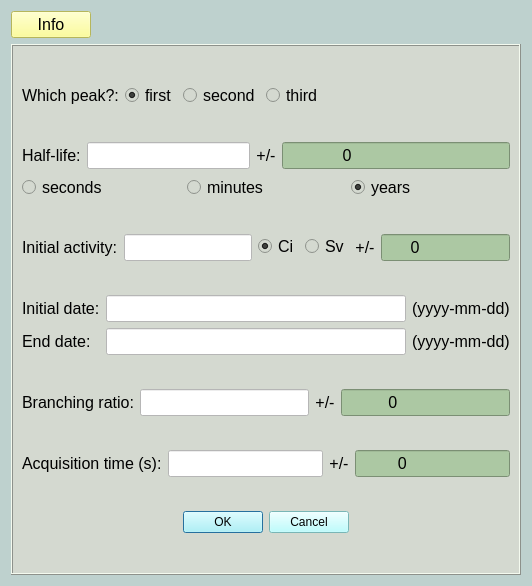
Old version of the form nasagamma/win_eff.ui in the repository mauricioAyllon/NASA-gamma.
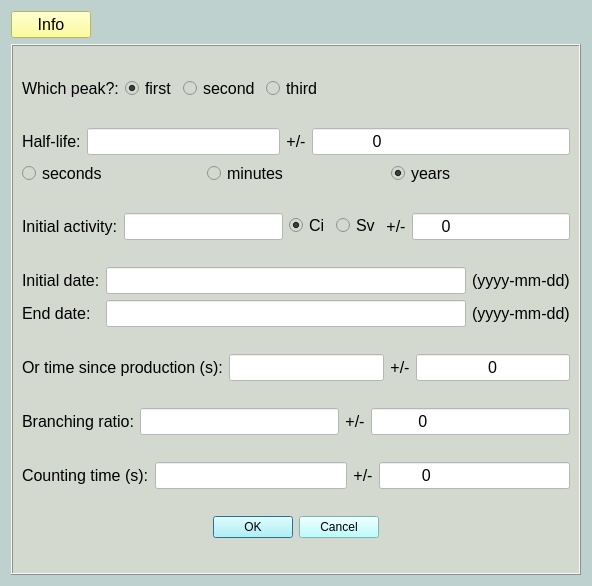
New version of the form.

Commit message: Worked on efficiency features. Propagation of uncertainties now working. Ability to input elapsed time working

Patch:
```diff
--- a/nasagamma/win_eff.ui
+++ b/nasagamma/win_eff.ui
@@ -6,7 +6,7 @@
    <rect>
     <x>0</x>
     <y>0</y>
-    <width>532</width>
+    <width>592</width>
     <height>586</height>
    </rect>
   </property>
@@ -61,7 +61,7 @@
      <property name="frameShadow">
       <enum>QFrame::Raised</enum>
      </property>
-     <layout class="QGridLayout" name="gridLayout_12">
+     <layout class="QGridLayout" name="gridLayout_13">
       <item row="0" column="0">
        <layout class="QGridLayout" name="gridLayout_5">
         <item row="0" column="1">
@@ -195,7 +195,7 @@
              </font>
             </property>
             <property name="styleSheet">
-             <string notr="true">background-color: rgb(172, 200, 163);</string>
+             <string notr="true">background-color: rgb(255, 255, 255);</string>
             </property>
             <property name="text">
              <string>             0</string>
@@ -362,7 +362,7 @@
            </font>
           </property>
           <property name="styleSheet">
-           <string notr="true">background-color: rgb(172, 200, 163);</string>
+           <string notr="true">background-color: rgb(255, 255, 255);</string>
           </property>
           <property name="text">
            <string>      0</string>
@@ -454,6 +454,64 @@
        </layout>
       </item>
       <item row="4" column="0">
+       <layout class="QGridLayout" name="gridLayout_12">
+        <item row="0" column="3">
+         <widget class="QLineEdit" name="txt_t_duration_sig">
+          <property name="font">
+           <font>
+            <pointsize>12</pointsize>
+           </font>
+          </property>
+          <property name="styleSheet">
+           <string notr="true">background-color: rgb(255, 255, 255);</string>
+          </property>
+          <property name="text">
+           <string>0</string>
+          </property>
+          <property name="alignment">
+           <set>Qt::AlignCenter</set>
+          </property>
+         </widget>
+        </item>
+        <item row="0" column="2">
+         <widget class="QLabel" name="label_6">
+          <property name="font">
+           <font>
+            <pointsize>12</pointsize>
+           </font>
+          </property>
+          <property name="text">
+           <string>&lt;html&gt;&lt;head/&gt;&lt;body&gt;&lt;p align=&quot;center&quot;&gt;+/-&lt;/p&gt;&lt;/body&gt;&lt;/html&gt;</string>
+          </property>
+         </widget>
+        </item>
+        <item row="0" column="1">
+         <widget class="QLineEdit" name="txt_t_duration">
+          <property name="font">
+           <font>
+            <pointsize>12</pointsize>
+           </font>
+          </property>
+          <property name="styleSheet">
+           <string notr="true">background-color: rgb(255, 255, 255);</string>
+          </property>
+         </widget>
+        </item>
+        <item row="0" column="0">
+         <widget class="QLabel" name="label_5">
+          <property name="font">
+           <font>
+            <pointsize>12</pointsize>
+           </font>
+          </property>
+          <property name="text">
+           <string>Or time since production (s):</string>
+          </property>
+         </widget>
+        </item>
+       </layout>
+      </item>
+      <item row="5" column="0">
        <layout class="QGridLayout" name="gridLayout_7">
         <item row="0" column="0">
          <widget class="QLabel" name="label_B">
@@ -502,7 +560,7 @@
            </font>
           </property>
           <property name="styleSheet">
-           <string notr="true">background-color: rgb(172, 200, 163);</string>
+           <string notr="true">background-color: rgb(255, 255, 255);</string>
           </property>
           <property name="text">
            <string>          0</string>
@@ -511,7 +569,7 @@
         </item>
        </layout>
       </item>
-      <item row="5" column="0">
+      <item row="6" column="0">
        <layout class="QGridLayout" name="gridLayout_8">
         <item row="0" column="0">
          <widget class="QLabel" name="label_acq_time">
@@ -521,7 +579,7 @@
            </font>
           </property>
           <property name="text">
-           <string>&lt;html&gt;&lt;head/&gt;&lt;body&gt;&lt;p&gt;Acquisition time (s):&lt;/p&gt;&lt;/body&gt;&lt;/html&gt;</string>
+           <string>&lt;html&gt;&lt;head/&gt;&lt;body&gt;&lt;p&gt;Counting time (s):&lt;/p&gt;&lt;/body&gt;&lt;/html&gt;</string>
           </property>
          </widget>
         </item>
@@ -560,7 +618,7 @@
            </font>
           </property>
           <property name="styleSheet">
-           <string notr="true">background-color: rgb(172, 200, 163);</string>
+           <string notr="true">background-color: rgb(255, 255, 255);</string>
           </property>
           <property name="text">
            <string>         0</string>
@@ -569,7 +627,7 @@
         </item>
        </layout>
       </item>
-      <item row="6" column="0">
+      <item row="7" column="0">
        <widget class="QDialogButtonBox" name="button_ok_cancel_eff">
         <property name="font">
          <font>
```
Left out of the diff: 124 changed lines with no effect on the pictures. The commit also changes 2 other files.
